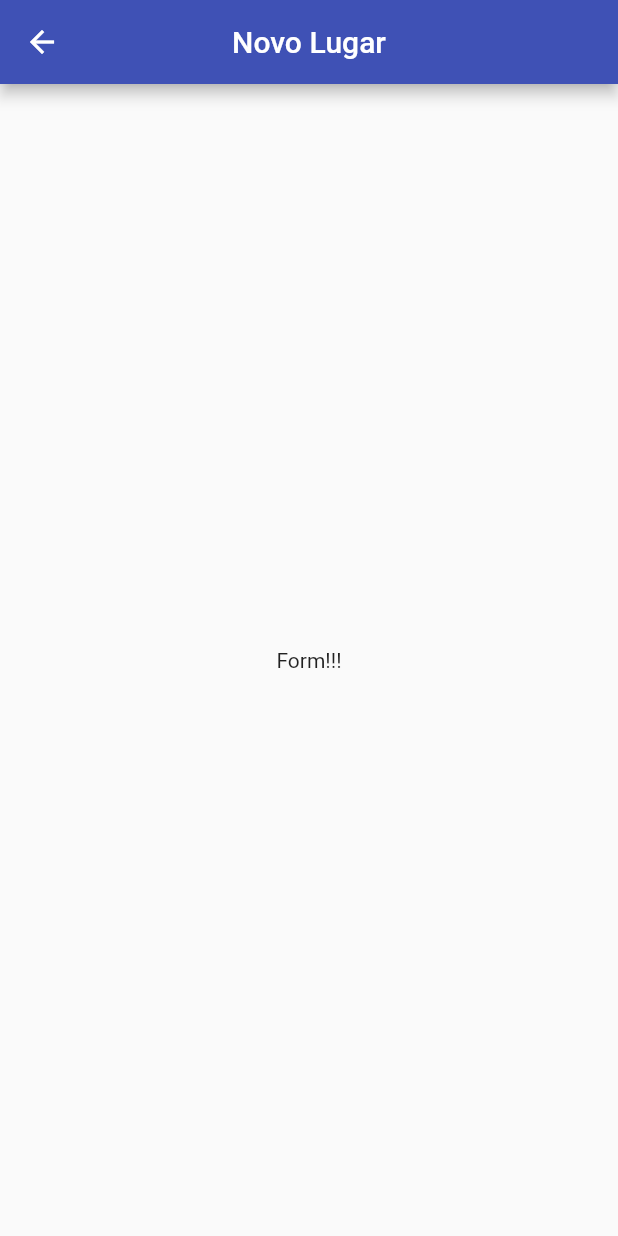
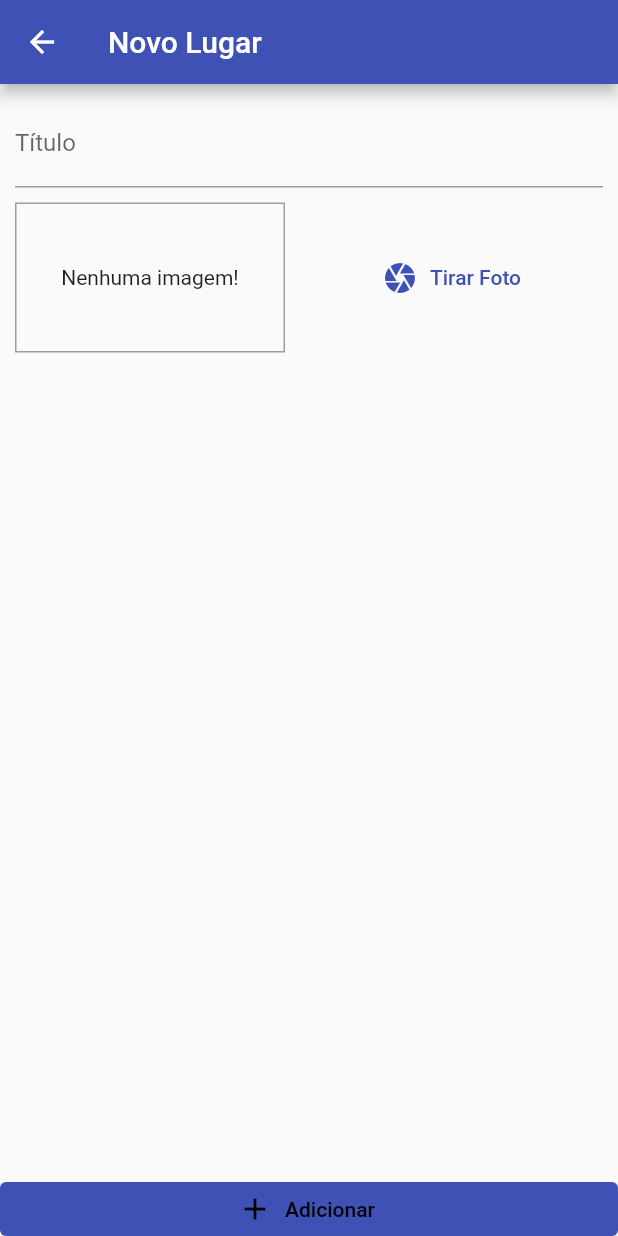
Before and after one commit to portelaoliveira/great-places, a Flutter app: the PlaceFormScreen screen opened by its route, on a phone screen of 412 x 824 dp. Run offline on Flutter 3.47's test engine with Material 2 defaults, Android fonts, the phone set to English and light mode, and no system bars.

Commit message:
Formulário.

```diff
--- a/lib/screens/place_form_screen.dart
+++ b/lib/screens/place_form_screen.dart
@@ -1,4 +1,5 @@
 import 'package:flutter/material.dart';
+import 'package:great_places/widgets/image_input.dart';
 
 class PlaceFormScreen extends StatefulWidget {
   const PlaceFormScreen({Key? key}) : super(key: key);
@@ -8,15 +9,50 @@ class PlaceFormScreen extends StatefulWidget {
 }
 
 class _PlaceFormScreenState extends State<PlaceFormScreen> {
+  final _titleController = TextEditingController();
+
+  void _submitForm() {}
+
   @override
   Widget build(BuildContext context) {
     return Scaffold(
       appBar: AppBar(
         title: const Text('Novo Lugar'),
-        centerTitle: true,
       ),
-      body: const Center(
-        child: Text('Form!!!'),
+      body: Column(
+        crossAxisAlignment: CrossAxisAlignment.stretch,
+        children: [
+          Expanded(
+            child: SingleChildScrollView(
+              child: Padding(
+                padding: const EdgeInsets.all(10),
+                child: Column(
+                  children: [
+                    TextField(
+                      controller: _titleController,
+                      decoration: const InputDecoration(
+                        labelText: 'Título',
+                      ),
+                    ),
+                    const SizedBox(height: 10),
+                    const ImageInput(),
+                  ],
+                ),
+              ),
+            ),
+          ),
+          ElevatedButton.icon(
+            icon: const Icon(Icons.add),
+            label: const Text('Adicionar'),
+            style: ElevatedButton.styleFrom(
+              backgroundColor: Theme.of(context).colorScheme.secondary,
+              foregroundColor: Colors.black,
+              elevation: 0,
+              tapTargetSize: MaterialTapTargetSize.shrinkWrap,
+            ),
+            onPressed: _submitForm,
+          ),
+        ],
       ),
     );
   }
--- /dev/null
+++ b/lib/widgets/image_input.dart
@@ -0,0 +1,35 @@
+import 'package:flutter/material.dart';
+
+class ImageInput extends StatefulWidget {
+  const ImageInput({Key? key}) : super(key: key);
+
+  @override
+  State<ImageInput> createState() => _ImageInputState();
+}
+
+class _ImageInputState extends State<ImageInput> {
+  @override
+  Widget build(BuildContext context) {
+    return Row(
+      children: [
+        Container(
+          width: 180,
+          height: 100,
+          decoration: BoxDecoration(
+            border: Border.all(width: 1, color: Colors.grey),
+          ),
+          alignment: Alignment.center,
+          child: const Text('Nenhuma imagem!'),
+        ),
+        const SizedBox(width: 10),
+        Expanded(
+          child: TextButton.icon(
+            icon: const Icon(Icons.camera),
+            label: const Text('Tirar Foto'),
+            onPressed: () {},
+          ),
+        ),
+      ],
+    );
+  }
+}
```
